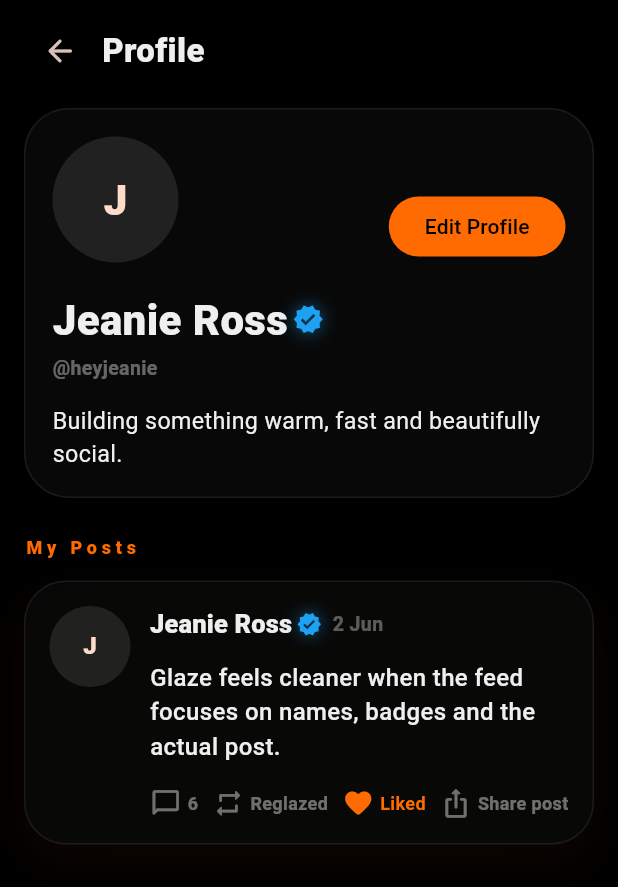
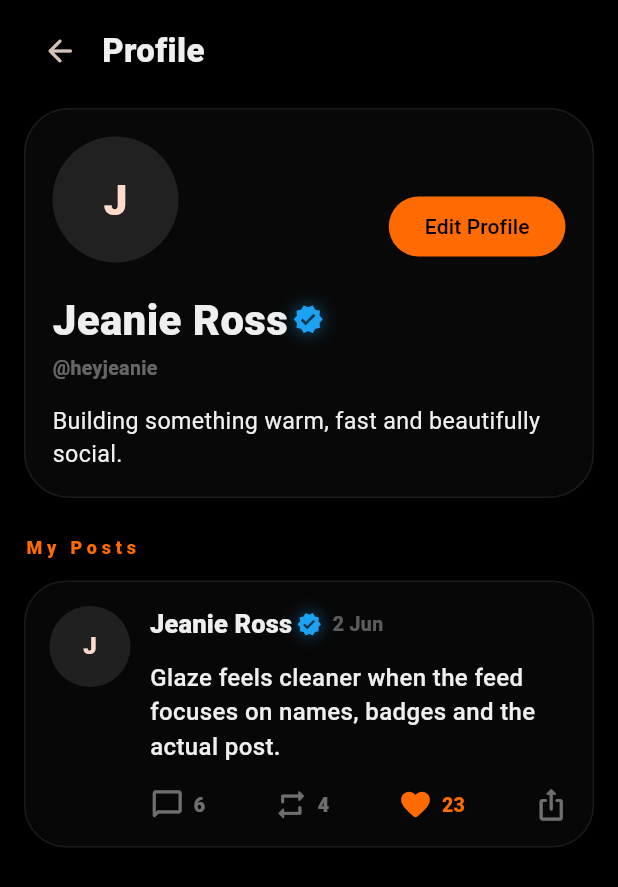
Before and after one commit to WinnerSamurai6064/Glaze1, a Flutter app: the screen it shows after launch, after a tap on an icon or button, on a phone screen of 412 x 824 dp. Shown: the top 887 px of the screen. Run offline on Flutter 3.47's test engine with Material 3 defaults, Android fonts, the phone set to English and light mode, and no system bars; network calls fail.

Commit message:
Fix post card action row to match icon-only Glaze UI

```diff
--- a/lib/widgets/post_card.dart
+++ b/lib/widgets/post_card.dart
@@ -28,13 +28,6 @@ class PostCard extends StatelessWidget {
         color: GlazeTheme.cardBlack.withOpacity(0.92),
         borderRadius: BorderRadius.circular(28),
         border: Border.all(color: Colors.white.withOpacity(0.08)),
-        boxShadow: [
-          BoxShadow(
-            color: GlazeTheme.orange.withOpacity(0.05),
-            blurRadius: 26,
-            offset: const Offset(0, 12),
-          ),
-        ],
       ),
       child: Row(
         crossAxisAlignment: CrossAxisAlignment.start,
@@ -106,10 +99,10 @@ class PostCard extends StatelessWidget {
                 Row(
                   mainAxisAlignment: MainAxisAlignment.spaceBetween,
                   children: [
-                    _Action(icon: Icons.chat_bubble_outline_rounded, label: '${post.comments}'),
-                    _Action(icon: Icons.repeat_rounded, label: 'Reglazed', active: post.reglazed),
-                    _Action(icon: post.liked ? Icons.favorite_rounded : Icons.favorite_border_rounded, label: 'Liked', active: post.liked),
-                    const _Action(icon: Icons.ios_share_rounded, label: 'Share post'),
+                    _Action(icon: Icons.chat_bubble_outline_rounded, count: post.comments),
+                    _Action(icon: Icons.repeat_rounded, count: post.reGlazes, active: post.reglazed),
+                    _Action(icon: post.liked ? Icons.favorite_rounded : Icons.favorite_border_rounded, count: post.likes, active: post.liked),
+                    const _Action(icon: Icons.ios_share_rounded),
                   ],
                 ),
               ],
@@ -122,10 +115,10 @@ class PostCard extends StatelessWidget {
 }
 
 class _Action extends StatelessWidget {
-  const _Action({required this.icon, required this.label, this.active = false});
+  const _Action({required this.icon, this.count, this.active = false});
 
   final IconData icon;
-  final String label;
+  final int? count;
   final bool active;
 
   @override
@@ -134,16 +127,18 @@ class _Action extends StatelessWidget {
     return Row(
       mainAxisSize: MainAxisSize.min,
       children: [
-        Icon(icon, color: color, size: 21),
-        const SizedBox(width: 4),
-        Text(
-          label,
-          style: TextStyle(
-            color: color,
-            fontSize: 12,
-            fontWeight: FontWeight.w700,
+        Icon(icon, color: color, size: 23),
+        if (count != null) ...[
+          const SizedBox(width: 6),
+          Text(
+            '$count',
+            style: TextStyle(
+              color: color,
+              fontSize: 13,
+              fontWeight: FontWeight.w800,
+            ),
           ),
-        ),
+        ],
       ],
     );
   }
```
